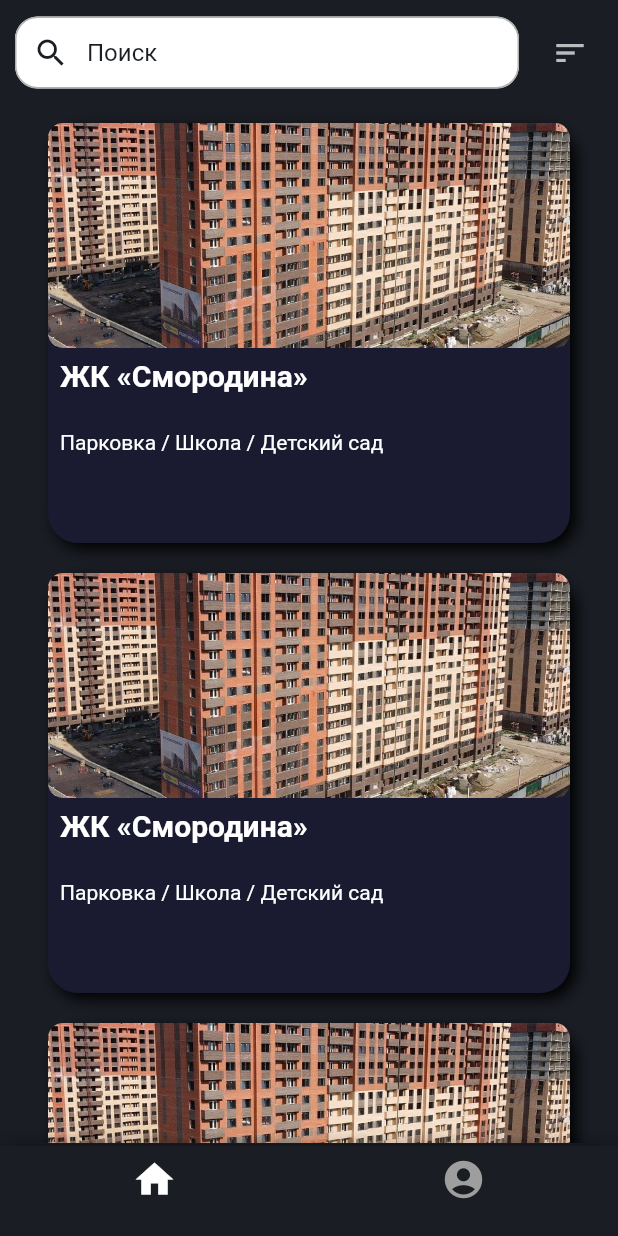
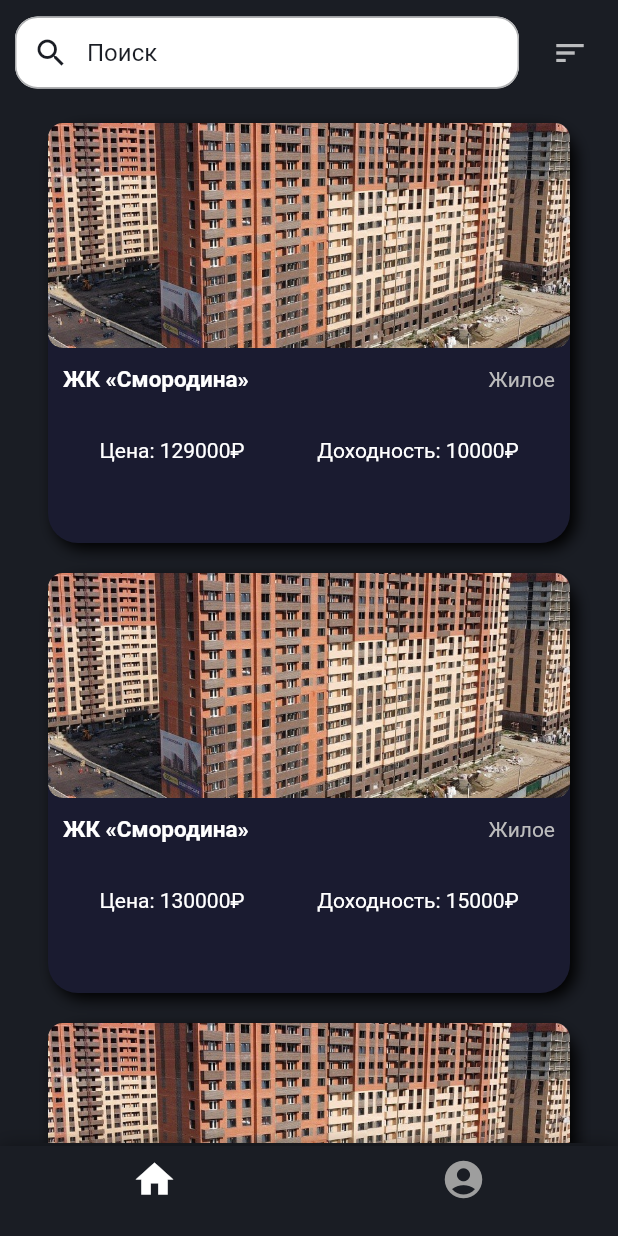
Before and after one commit to k1borgG/GoodFellas, a Flutter app: the MainScreenWidget screen opened by its route, on a phone screen of 412 x 824 dp. Run offline on Flutter 3.47's test engine with Material 2 defaults, Android fonts, the phone set to English and light mode, and no system bars.

Commit message:
cards_fix

```diff
--- a/hackatone_phone/lib/list_real_estate/list_real_estate_widget.dart
+++ b/hackatone_phone/lib/list_real_estate/list_real_estate_widget.dart
@@ -93,59 +93,67 @@ class _RealEstateListWidgetState extends State<RealEstateListWidget> {
                               ],
                             ),
                             width: double.infinity,
-                            child: Column(
+                            child:  Column(
                               children: [
                                 ClipRRect(
-                                  borderRadius: BorderRadius.all(
+                                  borderRadius: const BorderRadius.all(
                                       Radius.elliptical(10, 10)),
                                   child: Image.asset(
-                                    widget.realEstates[index].apartmentInfo.apartImg,
+                                    widget.realEstates[index].apartmentInfo
+                                        .apartImg,
                                     fit: BoxFit.cover,
                                     height: 150,
                                     width: double.infinity,
                                   ),
                                 ),
                                 Padding(
-                                  padding: const EdgeInsets.only(left: 8),
+                                  padding: const EdgeInsets.symmetric(
+                                      horizontal: 10, vertical: 5),
                                   child: Column(
                                     children: [
-                                      SizedBox(
+                                      const SizedBox(
                                         height: 7,
                                       ),
                                       Row(
-                                          crossAxisAlignment:
-                                              CrossAxisAlignment.end,
-                                          children: [
-                                            Text(
-                                              widget
-                                                  .realEstates[index].apartmentInfo.apartName,
-                                              style: TextStyle(
-                                                  fontSize: 20,
+                                        mainAxisAlignment:
+                                            MainAxisAlignment.spaceAround,
+                                        children: [
+                                          Expanded(
+                                            child: Text(
+                                              widget.realEstates[index]
+                                                  .apartmentInfo.apartName,
+                                              style: const TextStyle(
+                                                  fontSize: 15,
                                                   color: Colors.white,
                                                   fontWeight: FontWeight.bold),
                                             ),
-                                            SizedBox(
-                                              width: 5,
-                                            ),
-                                            SizedBox(
-                                              width: 20,
-                                            ),
-                                            // Text(
-                                            //   _realEstates[index].district,
-                                            //   style:
-                                            //       TextStyle(color: Colors.grey),
-                                            // ),
-                                          ]),
-                                      SizedBox(
-                                        height: 25,
+                                          ),
+                                          Text(
+                                            widget.realEstates[index].category,
+                                            style: TextStyle(
+                                                color: Colors.grey.shade400),
+                                          )
+                                        ],
+                                      ),
+                                      const SizedBox(
+                                        height: 30,
                                       ),
                                       Row(
+                                        mainAxisAlignment:
+                                            MainAxisAlignment.spaceAround,
                                         children: [
                                           Text(
-                                            'Парковка / Школа / Детский сад',
-                                            style:
-                                                TextStyle(color: Colors.white),
-                                          )
+                                            'Цена: ${widget.realEstates[index].apartmentInfo.spec.apartPrice}₽',
+                                            style: const TextStyle(
+                                                color: Colors.white,
+                                                fontSize: 14),
+                                          ),
+                                          Text(
+                                            'Доходность: ${widget.realEstates[index].apartmentInfo.spec.apartProfit}₽',
+                                            style: const TextStyle(
+                                                color: Colors.white,
+                                                fontSize: 14),
+                                          ),
                                         ],
                                       )
                                     ],
@@ -171,7 +179,7 @@ class _RealEstateListWidgetState extends State<RealEstateListWidget> {
         ),
         Container(
           height: 70,
-          color: Color(0xFF1A1D24),
+          color: const Color(0xFF1A1D24),
           child: Padding(
             padding: const EdgeInsets.all(0.0),
             child: Row(
@@ -186,11 +194,11 @@ class _RealEstateListWidgetState extends State<RealEstateListWidget> {
                         style: const TextStyle(color: Color(0xFF1A1D24)),
                         cursorColor: Color(0xFF1A1D24),
                         decoration: InputDecoration(
-                          prefixIcon: Icon(
+                          prefixIcon: const Icon(
                             Icons.search,
                             color: Color(0xFF1A1D24),
                           ),
-                          contentPadding: EdgeInsets.only(top: 4),
+                          contentPadding: const EdgeInsets.only(top: 4),
                           hintText: 'Поиск',
                           hintStyle: const TextStyle(
                             color: Color(0xFF1A1D24),
```
